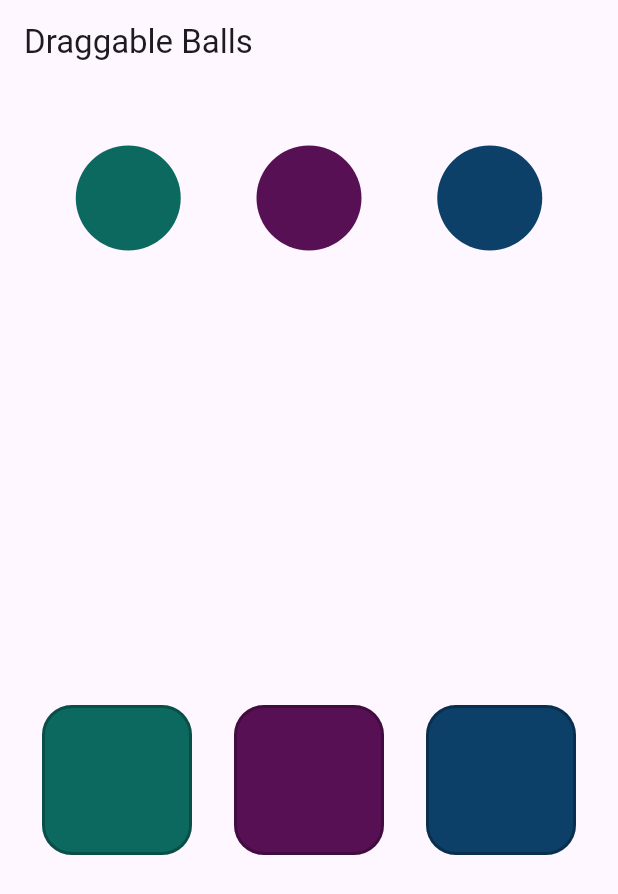
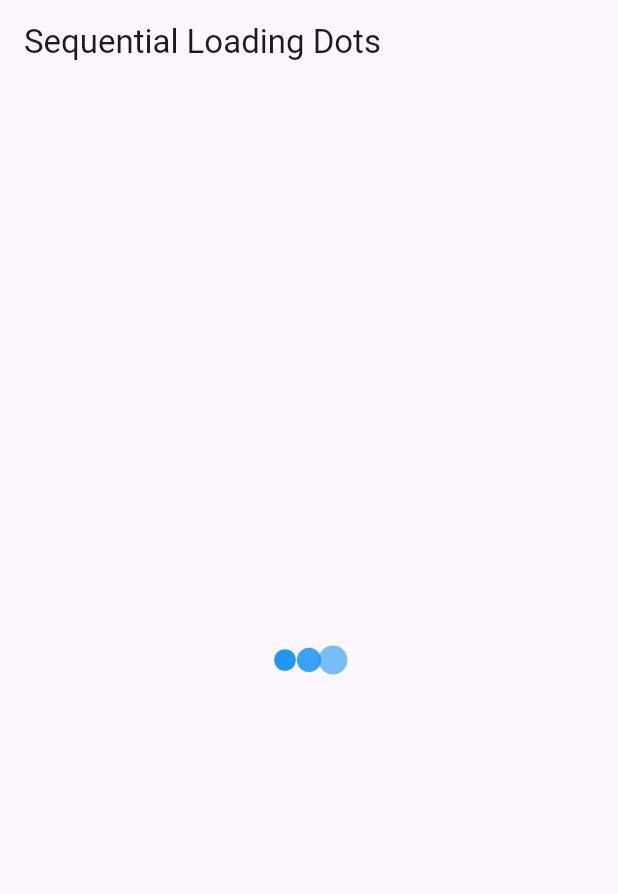
Before and after one commit to fatima304/FatmaAtef_Week2_Challenges, a Flutter app: the screen it shows after launch, on a phone screen of 412 x 824 dp. Shown: the top 894 px of the screen. Run offline on Flutter 3.47's test engine with Material 3 defaults, Android fonts, the phone set to English and light mode, and no system bars.

Commit message:
Challenge 3 done

```diff
--- /dev/null
+++ b/lib/challenge3/screens/loading_dots.dart
@@ -0,0 +1,93 @@
+import 'package:challenges/challenge3/widgets/dots.dart';
+import 'package:flutter/material.dart';
+
+class LoadingDots extends StatefulWidget {
+  const LoadingDots({super.key});
+
+  @override
+  State<LoadingDots> createState() => _LoadingDotsState();
+}
+
+class _LoadingDotsState extends State<LoadingDots>
+    with SingleTickerProviderStateMixin {
+  late final AnimationController _controller;
+  late final List<Animation<double>> _scaleAnims;
+  late final List<Animation<double>> _opacityAnims;
+
+  @override
+  void initState() {
+    super.initState();
+    _controller = AnimationController(
+      duration: const Duration(seconds: 3),
+      vsync: this,
+    )..repeat();
+
+    initAnimations();
+  }
+
+  void initAnimations() {
+    _scaleAnims = List.generate(3, (i) {
+      final start = i * 0.15;
+      final end = start + 0.5;
+      return TweenSequence([
+        TweenSequenceItem(
+          tween: Tween(
+            begin: 0.6,
+            end: 1.2,
+          ).chain(CurveTween(curve: Curves.easeOut)),
+          weight: 60,
+        ),
+        TweenSequenceItem(
+          tween: Tween(
+            begin: 1.2,
+            end: 0.9,
+          ).chain(CurveTween(curve: Curves.easeIn)),
+          weight: 40,
+        ),
+      ]).animate(
+        CurvedAnimation(
+          parent: _controller,
+          curve: Interval(start, end.clamp(0.0, 1.0)),
+        ),
+      );
+    });
+
+    _opacityAnims = List.generate(3, (i) {
+      final start = i * 0.15;
+      final end = start + 0.5;
+      return Tween<double>(begin: 0.3, end: 1.0).animate(
+        CurvedAnimation(
+          parent: _controller,
+          curve: Interval(start, end.clamp(0.0, 1.0), curve: Curves.easeIn),
+        ),
+      );
+    });
+  }
+
+  @override
+  void dispose() {
+    _controller.dispose();
+    super.dispose();
+  }
+
+  List<Widget> _buildDots() {
+    return List.generate(
+      3,
+      (index) => Dots(
+        scale: _scaleAnims[index],
+        opacity: _opacityAnims[index],
+        controller: _controller,
+      ),
+    );
+  }
+
+  @override
+  Widget build(BuildContext context) {
+    return Scaffold(
+      appBar: AppBar(title: const Text('Sequential Loading Dots')),
+      body: Center(
+        child: Row(mainAxisSize: MainAxisSize.min, children: _buildDots()),
+      ),
+    );
+  }
+}
--- /dev/null
+++ b/lib/challenge3/widgets/dots.dart
@@ -0,0 +1,37 @@
+import 'package:flutter/material.dart';
+
+class Dots extends StatelessWidget {
+  final Animation<double> scale;
+  final Animation<double> opacity;
+  final AnimationController controller;
+
+  const Dots({
+    super.key,
+    required this.scale,
+    required this.opacity,
+    required this.controller,
+  });
+
+  @override
+  Widget build(BuildContext context) {
+    return AnimatedBuilder(
+      animation: controller,
+      builder: (_, __) {
+        return Transform.scale(
+          scale: scale.value,
+          child: Opacity(
+            opacity: opacity.value,
+            child: Container(
+              width: 16,
+              height: 16,
+              decoration: const BoxDecoration(
+                color: Colors.blue,
+                shape: BoxShape.circle,
+              ),
+            ),
+          ),
+        );
+      },
+    );
+  }
+}
--- a/lib/main.dart
+++ b/lib/main.dart
@@ -1,4 +1,4 @@
-import 'package:challenges/challenge2/screens/challenge2.dart';
+import 'package:challenges/challenge3/screens/loading_dots.dart';
 import 'package:flutter/material.dart';
 
 void main() {
@@ -10,9 +10,6 @@ class ChallengesApp extends StatelessWidget {
 
   @override
   Widget build(BuildContext context) {
-    return MaterialApp(
-      debugShowCheckedModeBanner: false,
-      home: DraggableTask(),
-      );
+    return MaterialApp(debugShowCheckedModeBanner: false, home: LoadingDots());
   }
 }
```
